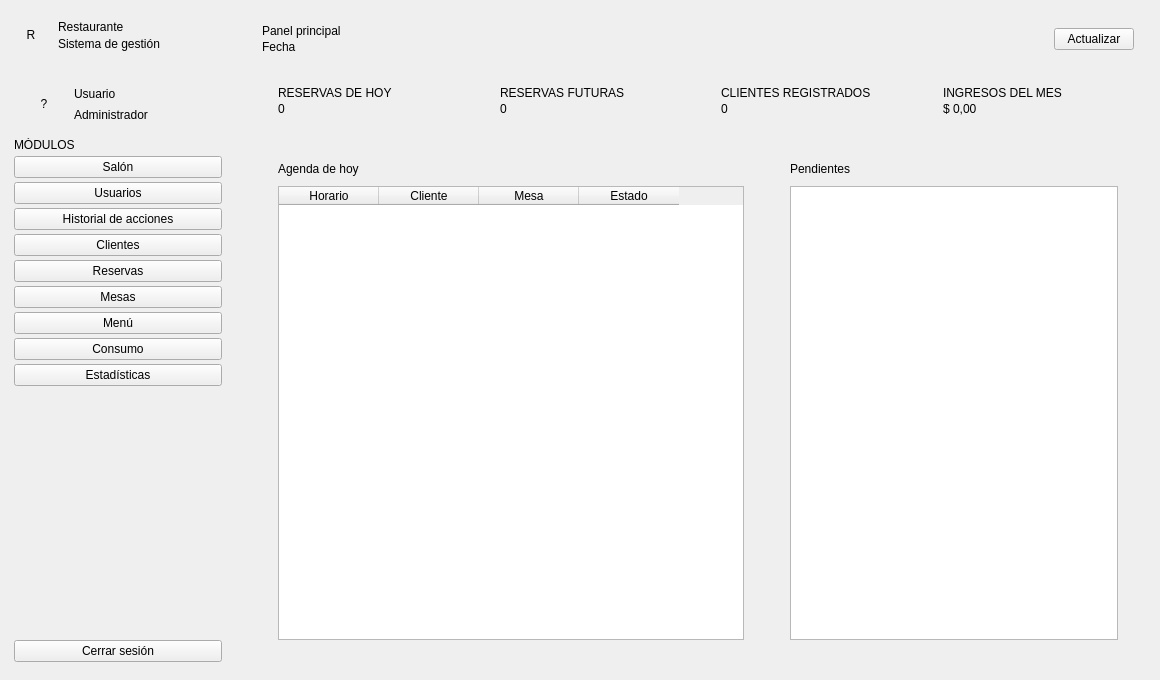
Qt form vista/principal.ui (segovia-gabriel/ProyectoFinal-PracticasII) before a commit.
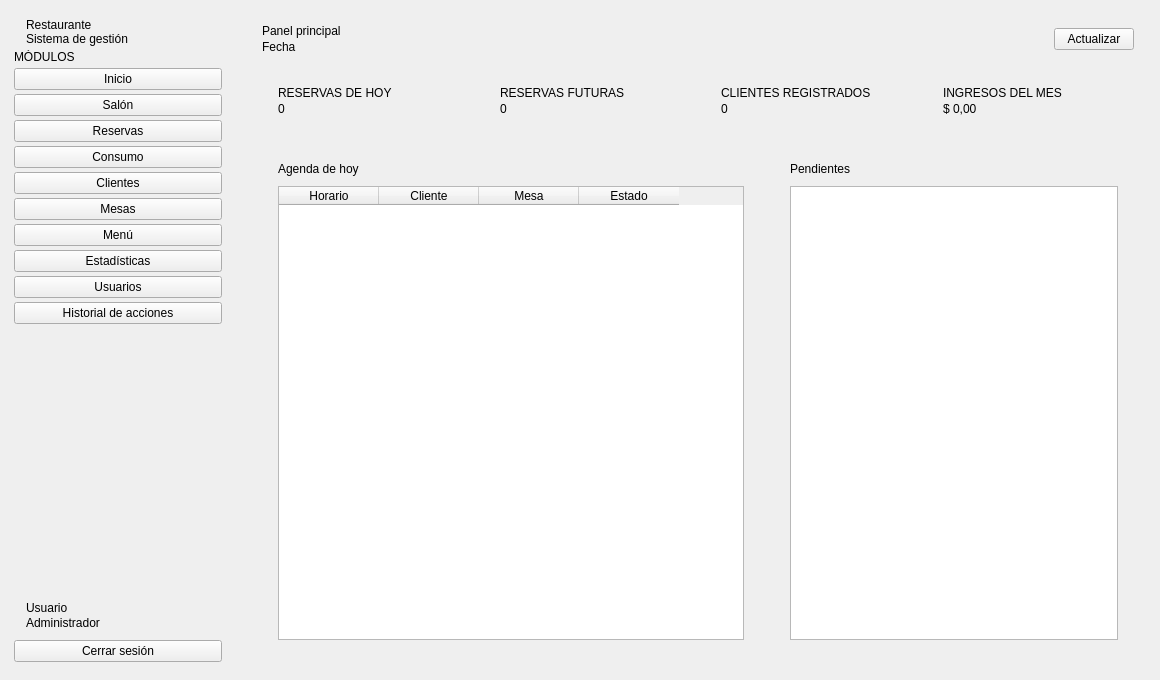
The same form after that commit.

Commit message: actualizacion ui, modulo inicio, etc

Diff of the .ui file:
```diff
--- a/vista/principal.ui
+++ b/vista/principal.ui
@@ -67,135 +67,29 @@
         <number>18</number>
        </property>
        <item>
-        <layout class="QHBoxLayout" name="layout_marca">
+        <layout class="QVBoxLayout" name="layout_marcaTexto">
          <property name="spacing">
-          <number>10</number>
+          <number>0</number>
+         </property>
+         <property name="leftMargin">
+          <number>12</number>
          </property>
          <item>
-          <widget class="QLabel" name="label_marcaIcono">
-           <property name="minimumSize">
-            <size>
-             <width>34</width>
-             <height>34</height>
-            </size>
-           </property>
-           <property name="maximumSize">
-            <size>
-             <width>34</width>
-             <height>34</height>
-            </size>
-           </property>
+          <widget class="QLabel" name="label_marca">
            <property name="text">
-            <string>R</string>
-           </property>
-           <property name="alignment">
-            <set>Qt::AlignCenter</set>
+            <string>Restaurante</string>
            </property>
           </widget>
          </item>
          <item>
-          <layout class="QVBoxLayout" name="layout_marcaTexto">
-           <property name="spacing">
-            <number>0</number>
+          <widget class="QLabel" name="label_marcaSub">
+           <property name="text">
+            <string>Sistema de gestión</string>
            </property>
-           <item>
-            <widget class="QLabel" name="label_marca">
-             <property name="text">
-              <string>Restaurante</string>
-             </property>
-            </widget>
-           </item>
-           <item>
-            <widget class="QLabel" name="label_marcaSub">
-             <property name="text">
-              <string>Sistema de gestión</string>
-             </property>
-            </widget>
-           </item>
-          </layout>
+          </widget>
          </item>
         </layout>
        </item>
-       <item>
-        <spacer name="espaciador_marca">
-         <property name="orientation">
-          <enum>Qt::Vertical</enum>
-         </property>
-         <property name="sizeType">
-          <enum>QSizePolicy::Fixed</enum>
-         </property>
-         <property name="sizeHint" stdset="0">
-          <size>
-           <width>20</width>
-           <height>18</height>
-          </size>
-         </property>
-        </spacer>
-       </item>
-       <item>
-        <widget class="QFrame" name="frame_perfil">
-         <layout class="QHBoxLayout" name="layout_perfil">
-          <property name="spacing">
-           <number>10</number>
-          </property>
-          <property name="leftMargin">
-           <number>10</number>
-          </property>
-          <property name="topMargin">
-           <number>10</number>
-          </property>
-          <property name="rightMargin">
-           <number>10</number>
-          </property>
-          <property name="bottomMargin">
-           <number>10</number>
-          </property>
-          <item>
-           <widget class="QLabel" name="label_avatar">
-            <property name="minimumSize">
-             <size>
-              <width>40</width>
-              <height>40</height>
-             </size>
-            </property>
-            <property name="maximumSize">
-             <size>
-              <width>40</width>
-              <height>40</height>
-             </size>
-            </property>
-            <property name="text">
-             <string>?</string>
-            </property>
-            <property name="alignment">
-             <set>Qt::AlignCenter</set>
-            </property>
-           </widget>
-          </item>
-          <item>
-           <layout class="QVBoxLayout" name="layout_perfilTexto">
-            <property name="spacing">
-             <number>1</number>
-            </property>
-            <item>
-             <widget class="QLabel" name="label_nombreUsuario">
-              <property name="text">
-               <string>Usuario</string>
-              </property>
-             </widget>
-            </item>
-            <item>
-             <widget class="QLabel" name="label_rolUsuario">
-              <property name="text">
-               <string>Administrador</string>
-              </property>
-             </widget>
-            </item>
-           </layout>
-          </item>
-         </layout>
-        </widget>
-       </item>
        <item>
         <widget class="QLabel" name="label_seccionModulos">
          <property name="text">
@@ -203,6 +97,13 @@
          </property>
         </widget>
        </item>
+       <item>
+        <widget class="QPushButton" name="pushButton_inicio">
+         <property name="text">
+          <string>Inicio</string>
+         </property>
+        </widget>
+       </item>
        <item>
         <widget class="QPushButton" name="pushButton_salon">
          <property name="text">
@@ -210,27 +111,6 @@
          </property>
         </widget>
        </item>
-       <item>
-        <widget class="QPushButton" name="pushButton_usuarios">
-         <property name="text">
-          <string>Usuarios</string>
-         </property>
-        </widget>
-       </item>
-       <item>
-        <widget class="QPushButton" name="pushButton_historial">
-         <property name="text">
-          <string>Historial de acciones</string>
-         </property>
-        </widget>
-       </item>
-       <item>
-        <widget class="QPushButton" name="pushButton_clientes">
-         <property name="text">
-          <string>Clientes</string>
-         </property>
-        </widget>
-       </item>
        <item>
         <widget class="QPushButton" name="pushButton_reservas">
          <property name="text">
@@ -238,6 +118,20 @@
          </property>
         </widget>
        </item>
+       <item>
+        <widget class="QPushButton" name="pushButton_consumo">
+         <property name="text">
+          <string>Consumo</string>
+         </property>
+        </widget>
+       </item>
+       <item>
+        <widget class="QPushButton" name="pushButton_clientes">
+         <property name="text">
+          <string>Clientes</string>
+         </property>
+        </widget>
+       </item>
        <item>
         <widget class="QPushButton" name="pushButton_mesas">
          <property name="text">
@@ -252,13 +146,6 @@
          </property>
         </widget>
        </item>
-       <item>
-        <widget class="QPushButton" name="pushButton_consumo">
-         <property name="text">
-          <string>Consumo</string>
-         </property>
-        </widget>
-       </item>
        <item>
         <widget class="QPushButton" name="pushButton_estadisticas">
          <property name="text">
@@ -266,6 +153,20 @@
          </property>
         </widget>
        </item>
+       <item>
+        <widget class="QPushButton" name="pushButton_usuarios">
+         <property name="text">
+          <string>Usuarios</string>
+         </property>
+        </widget>
+       </item>
+       <item>
+        <widget class="QPushButton" name="pushButton_historial">
+         <property name="text">
+          <string>Historial de acciones</string>
+         </property>
+        </widget>
+       </item>
        <item>
         <spacer name="espaciador_menu">
          <property name="orientation">
@@ -279,6 +180,55 @@
          </property>
         </spacer>
        </item>
+       <item>
+        <widget class="QFrame" name="separador_pie">
+         <property name="minimumSize">
+          <size>
+           <width>0</width>
+           <height>1</height>
+          </size>
+         </property>
+         <property name="maximumSize">
+          <size>
+           <width>16777215</width>
+           <height>1</height>
+          </size>
+         </property>
+         <property name="frameShape">
+          <enum>QFrame::NoFrame</enum>
+         </property>
+        </widget>
+       </item>
+       <item>
+        <layout class="QVBoxLayout" name="layout_pieUsuario">
+         <property name="spacing">
+          <number>1</number>
+         </property>
+         <property name="leftMargin">
+          <number>12</number>
+         </property>
+         <property name="topMargin">
+          <number>10</number>
+         </property>
+         <property name="bottomMargin">
+          <number>6</number>
+         </property>
+         <item>
+          <widget class="QLabel" name="label_nombreUsuario">
+           <property name="text">
+            <string>Usuario</string>
+           </property>
+          </widget>
+         </item>
+         <item>
+          <widget class="QLabel" name="label_rolUsuario">
+           <property name="text">
+            <string>Administrador</string>
+           </property>
+          </widget>
+         </item>
+        </layout>
+       </item>
        <item>
         <widget class="QPushButton" name="pushButton_cerrarSesion">
          <property name="text">
```
The commit also changes 30 other files.
